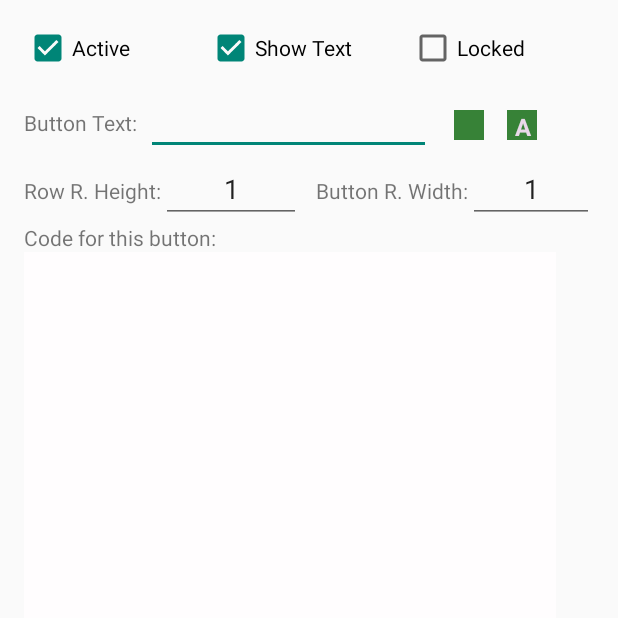
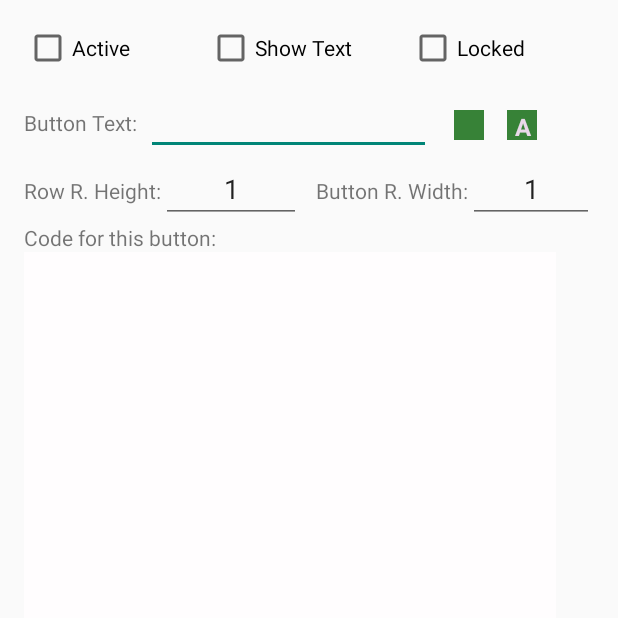
Before and after one commit to fmtoro/ProgrammableCalculator, an Android app: the EditBtnActivity screen opened directly, with no data from a screen before it, on a phone screen of 412 x 824 dp, the top half of it. Run offline under Robolectric (Android 15) with nearby library versions, the phone set to English and light mode, and no system bars; 12 statements that could not run were skipped.

Commit message:
Edit Btn Functionality 85%

```diff
--- a/app/src/main/java/com/ftpha/programmablecalculator/EditBtnActivity.java
+++ b/app/src/main/java/com/ftpha/programmablecalculator/EditBtnActivity.java
@@ -9,16 +9,88 @@ import android.support.v7.app.ActionBarActivity;
 import android.os.Bundle;
 import android.view.Menu;
 import android.view.MenuItem;
+import android.view.View;
+import android.widget.Button;
+import android.widget.CheckBox;
+import android.widget.EditText;
+import android.widget.LinearLayout;
+import android.widget.TextView;
+
+import Model.cBtn;
+import Model.cLayout;
 
 
 public class EditBtnActivity extends Activity {
+    CheckBox ftChBxActive;
+    CheckBox ftChBxShowText;
+    CheckBox ftChBxLocked;
+
+    EditText ftTxtBttnText;
+
+    LinearLayout ftLlButtonColor;
+    LinearLayout ftLlTextColorBG;
+    TextView ftLlTextColorTxt;
+
+    EditText ftTxtRowH;
+    EditText ftTxtBtnW;
+
+    EditText ftTxtButtonCode;
+    EditText ftTxtButtonDescription;
 
     @Override
     protected void onCreate(Bundle savedInstanceState) {
         super.onCreate(savedInstanceState);
         setContentView(R.layout.activity_edit_btn);
+
+        initViewVariables();
+        loadMeUp();
     }
 
+    private void loadMeUp(){
+
+        Button wB;        // work Button
+        cBtn wBc;        // work Button Class
+
+        wBc = ftG.wB;
+        wB = ftG.wB.b;
+
+        ftChBxActive.setChecked(wBc.ubActive == 1);
+        ftChBxShowText.setChecked(wBc.ubTextVisible == 1);
+        ftChBxLocked.setChecked(wBc.ubLocked == 1);
+
+        ftTxtBttnText.setText(wBc.ubText);
+
+        ftLlButtonColor.setBackgroundColor(wBc.ubColor);
+        ftLlTextColorBG.setBackgroundColor(wBc.ubColor);
+        ftLlTextColorTxt.setTextColor(wBc.ubTextColor);
+
+        ftTxtRowH.setText(String.valueOf(ftG.clc.ltS.get((int) wBc.lId - 1).lRelativeH));
+        ftTxtBtnW.setText(String.valueOf(wBc.ubRelativeW));
+
+        ftTxtButtonCode.setText(wBc.ubCode);
+        ftTxtButtonDescription.setText(wBc.ubCodeDescription);
+
+    }
+
+    private void initViewVariables(){
+
+        ftChBxActive = (CheckBox) findViewById(R.id.chBxActive);
+        ftChBxShowText = (CheckBox) findViewById(R.id.chBxShowText);
+        ftChBxLocked = (CheckBox) findViewById(R.id.chBxLocked);
+
+        ftTxtBttnText = (EditText) findViewById(R.id.txtBttnText);
+
+        ftLlButtonColor = (LinearLayout) findViewById(R.id.llButtonColor);
+        ftLlTextColorBG = (LinearLayout) findViewById(R.id.llTextColorBG);
+        ftLlTextColorTxt = (TextView) findViewById(R.id.llTextColorTxt);
+
+        ftTxtRowH = (EditText) findViewById(R.id.txtRowH);
+        ftTxtBtnW = (EditText) findViewById(R.id.txtBtnW);
+
+        ftTxtButtonCode = (EditText) findViewById(R.id.txtButtonCode);
+        ftTxtButtonDescription = (EditText) findViewById(R.id.txtButtonDescription);
+
+    }
     @Override
     public boolean onCreateOptionsMenu(Menu menu) {
         // Inflate the menu; this adds items to the action bar if it is present.
@@ -40,4 +112,37 @@ public class EditBtnActivity extends Activity {
 
         return super.onOptionsItemSelected(item);
     }
+
+    public void onSaveBttn(View view) {
+
+        ftG.wB.ubActive         = ftChBxActive.isChecked()      ? 1 : 0;
+        ftG.wB.ubTextVisible    = ftChBxShowText.isChecked()    ? 1 : 0;
+        ftG.wB.ubLocked         = ftChBxLocked.isChecked()      ? 1 : 0;
+
+        ftG.wB.ubText = ftTxtBttnText.getText().toString();
+
+//        ftLlButtonColor.setBackgroundColor(wBc.ubColor);
+//        ftLlTextColorBG.setBackgroundColor(wBc.ubColor);
+//        ftLlTextColorTxt.setTextColor(wBc.ubTextColor);
+
+        ftG.clc.ltS.get((int) ftG.wB.lId - 1).lRelativeH = Float.valueOf(ftTxtRowH.getText().toString());
+        ftG.wB.ubRelativeW = Float.valueOf(ftTxtBtnW.getText().toString());
+
+        ftG.wB.ubCode = ftTxtButtonCode.getText().toString();
+        ftG.wB.ubCodeDescription = ftTxtButtonDescription.getText().toString();
+
+        long ax = ftG.wB.Id;
+        ftG.wB.update(ax);
+
+        ftG.wB.autoUpdate();
+
+        ftG.editM = false;
+        finish();
+
+    }
+
+    public void onExitWOSave(View view) {
+        ftG.editM = false;
+        finish();
+    }
 }
--- a/app/src/main/res/layout/activity_edit_btn.xml
+++ b/app/src/main/res/layout/activity_edit_btn.xml
@@ -23,7 +23,7 @@
             android:layout_weight="1"
             android:layout_height="wrap_content"
             android:text="@string/active"
-            android:checked="true"
+            android:checked="false"
             android:onClick="onActiveStatusSet"/>
         <CheckBox
             android:id="@+id/chBxShowText"
@@ -31,7 +31,7 @@
             android:layout_weight="1.1"
             android:layout_height="wrap_content"
             android:text="@string/showText"
-            android:checked="true"
+            android:checked="false"
             android:onClick="onShowTextStatusSet"/>
 
         <CheckBox
@@ -57,7 +57,7 @@
             android:layout_width="0dp"
             android:layout_weight="14"
             android:layout_height="wrap_content"
-            />
+            android:id="@+id/txtBttnText"/>
         <LinearLayout
             android:layout_width="0dp"
             android:layout_weight="8"
@@ -216,7 +216,6 @@
                 android:layout_height="match_parent"
                 android:orientation="vertical">
                 <TextView
-                    android:id="@+id/txtButtonDescription"
                     android:layout_width="wrap_content"
                     android:layout_height="wrap_content"
                     android:text="@string/instrForThisButton"/>
@@ -224,13 +223,14 @@
                     android:layout_width="match_parent"
                     android:layout_height="match_parent"
                     android:gravity="top"
-                    android:background="#fffdfe"/>
+                    android:background="#fffdfe"
+                    android:id="@+id/txtButtonDescription"/>
             </LinearLayout>
             <LinearLayout
                 android:layout_width="0dp"
                 android:layout_weight="7"
                 android:layout_height="match_parent"
-                >
+                android:onClick="onGoToBttnsDescription">
                 <LinearLayout
                     android:layout_width="20dp"
                     android:layout_height="20dp"
@@ -242,7 +242,6 @@
                         android:layout_height="match_parent"
                         android:text=" ..."
                         android:background="#cccccc"
-                        android:onClick="onGoToBttnsDescription"
                         />
                 </LinearLayout>
             </LinearLayout>
```
Also changed, not shown: app/src/main/java/Model/cBtn.java (+26 -3 lines), app/src/main/java/com/ftpha/programmablecalculator/MainActivity.java (+42 -6 lines), app/src/main/java/com/ftpha/programmablecalculator/ftG.java (+7 -0 lines), app/src/main/res/layout/activity_main.xml (+5 -3 lines).
